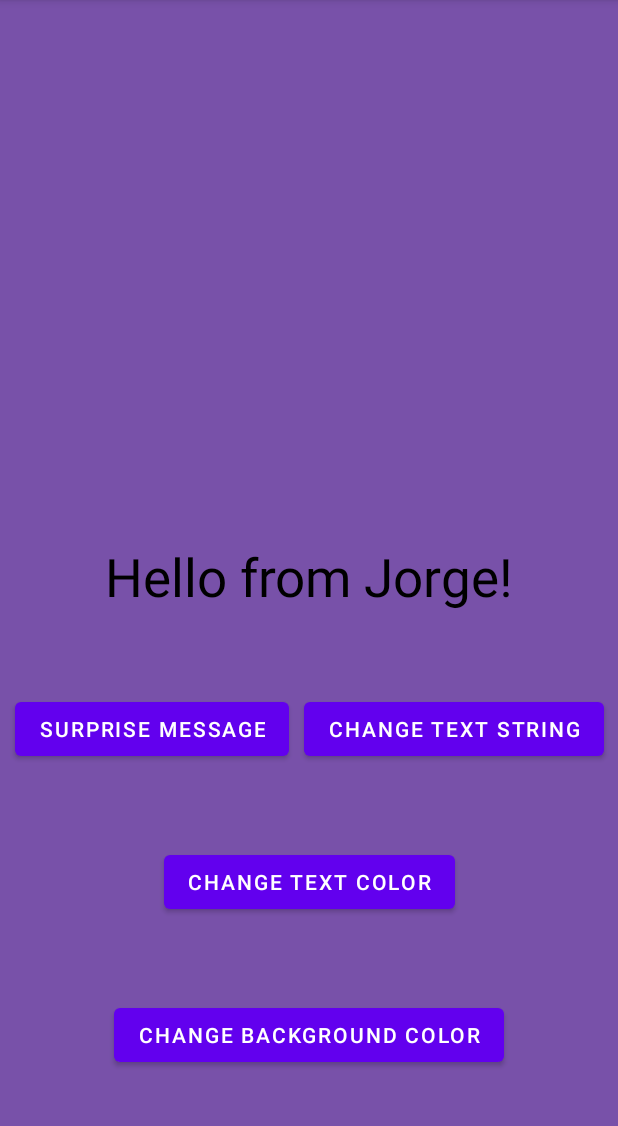
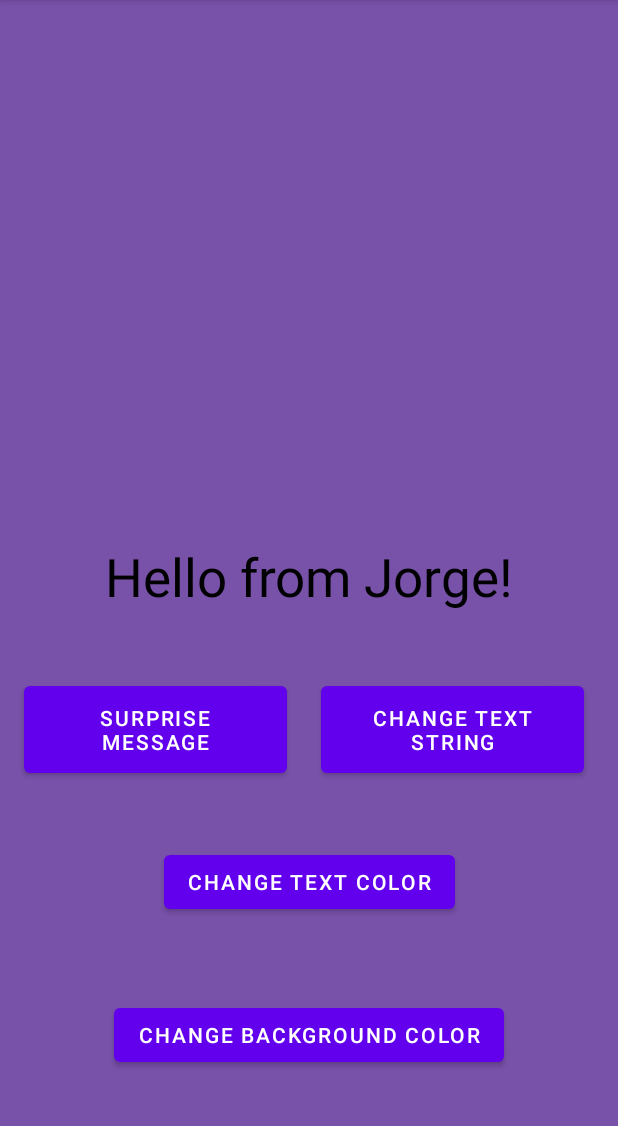
Before and after one commit to Jmdiaz1998/Codepath-Prework, an Android app: the screen it shows after launch (MainActivity), on a phone screen of 412 x 824 dp, the part 84-1210 px from its top. Run offline under Robolectric (Android 15) with nearby library versions, the phone set to English and light mode, and no system bars.

Commit message:
Added Required User story gif
- [x] 1. User sees custom text in a label - Hello from {name}!
- [x] 2. User see's custom background color.
- [x] 3. User can tap a button to change the text color of the label.

```diff
--- a/MyFirstAppHelloWorld/app/src/main/res/layout/activity_main.xml
+++ b/MyFirstAppHelloWorld/app/src/main/res/layout/activity_main.xml
@@ -44,18 +44,19 @@
 
     <Button
         android:id="@+id/change_text_button"
-        android:layout_width="wrap_content"
-        android:layout_height="wrap_content"
+        android:layout_width="175dp"
+        android:layout_height="70dp"
+        android:layout_marginStart="16dp"
         android:text="Surprise Message"
         app:layout_constraintBottom_toTopOf="@+id/change_text_color_button"
         app:layout_constraintStart_toStartOf="parent"
-        android:layout_marginStart="10dp"
-        app:layout_constraintTop_toBottomOf="@+id/messageTextView" />
+        app:layout_constraintTop_toBottomOf="@+id/messageTextView"
+        app:layout_constraintVertical_bias="0.506" />
 
     <Button
         android:id="@+id/enter_custom_text_button"
-        android:layout_width="wrap_content"
-        android:layout_height="wrap_content"
+        android:layout_width="175dp"
+        android:layout_height="70dp"
         android:text="Change text string"
         app:layout_constraintBottom_toTopOf="@+id/change_text_color_button"
         app:layout_constraintEnd_toEndOf="parent"
```
Also changed, not shown: 1 other file.
